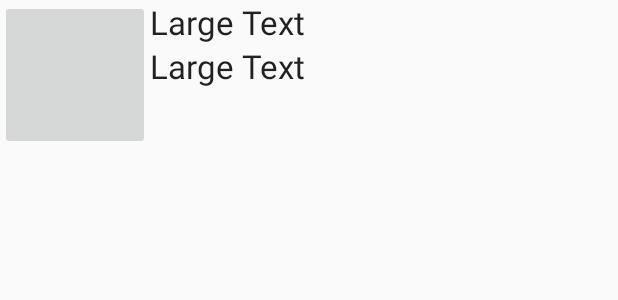
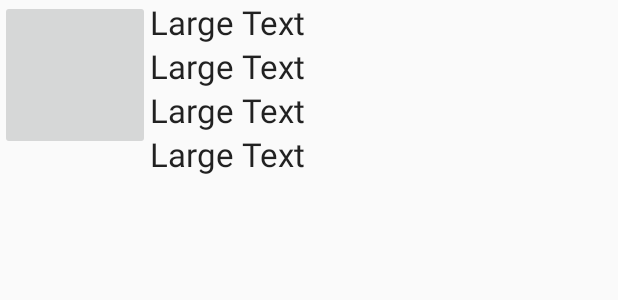
Before and after one commit to saeschdivara/Adventurer-Conqueror-King-Mobile, an Android app: the layout npc_list_layout.xml on its own in the app's theme, with its tools: preview values and no code run, on a phone screen of 412 x 824 dp. Shown: the top 300 px of the screen. Run offline under Robolectric (Android 15) with nearby library versions, the phone set to English and light mode, and no system bars.

Commit message:
Now we have a first list of monsters found

```diff
--- a/app/src/main/res/layout/activity_encounter_detail.xml
+++ b/app/src/main/res/layout/activity_encounter_detail.xml
@@ -19,7 +19,7 @@
     <ListView
         android:layout_width="wrap_content"
         android:layout_height="337dp"
-        android:id="@+id/listView"
+        android:id="@+id/npcList"
         android:layout_gravity="center_horizontal|bottom" />
 
 </FrameLayout>
--- a/app/src/main/res/layout/npc_list_layout.xml
+++ b/app/src/main/res/layout/npc_list_layout.xml
@@ -30,5 +30,28 @@
         android:id="@+id/armorClass"
         android:layout_below="@+id/unitName"
         android:layout_toRightOf="@+id/unitIcon"
-        android:layout_toEndOf="@+id/unitIcon" />
+        android:layout_alignParentRight="true"
+        android:layout_alignParentEnd="true" />
+
+    <TextView
+        android:layout_width="wrap_content"
+        android:layout_height="wrap_content"
+        android:textAppearance="?android:attr/textAppearanceLarge"
+        android:text="Large Text"
+        android:id="@+id/hitDice"
+        android:layout_below="@+id/armorClass"
+        android:layout_toRightOf="@+id/unitIcon"
+        android:layout_alignParentRight="true"
+        android:layout_alignParentEnd="true" />
+
+    <TextView
+        android:layout_width="wrap_content"
+        android:layout_height="wrap_content"
+        android:textAppearance="?android:attr/textAppearanceLarge"
+        android:text="Large Text"
+        android:id="@+id/hitPoints"
+        android:layout_below="@+id/hitDice"
+        android:layout_toRightOf="@+id/unitIcon"
+        android:layout_alignParentRight="true"
+        android:layout_alignParentEnd="true" />
 </RelativeLayout>
```
Also changed, not shown: app/src/main/java/com/ack/adventureandconquer/EncounterDetailActivity.java (+57 -4 lines).
